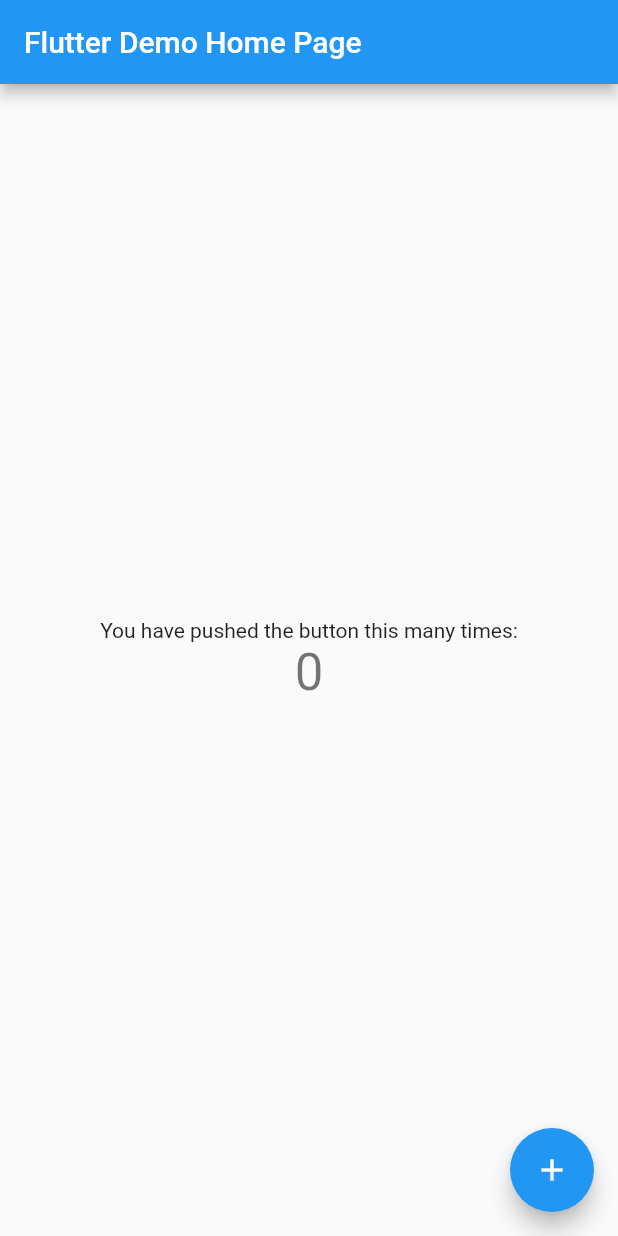
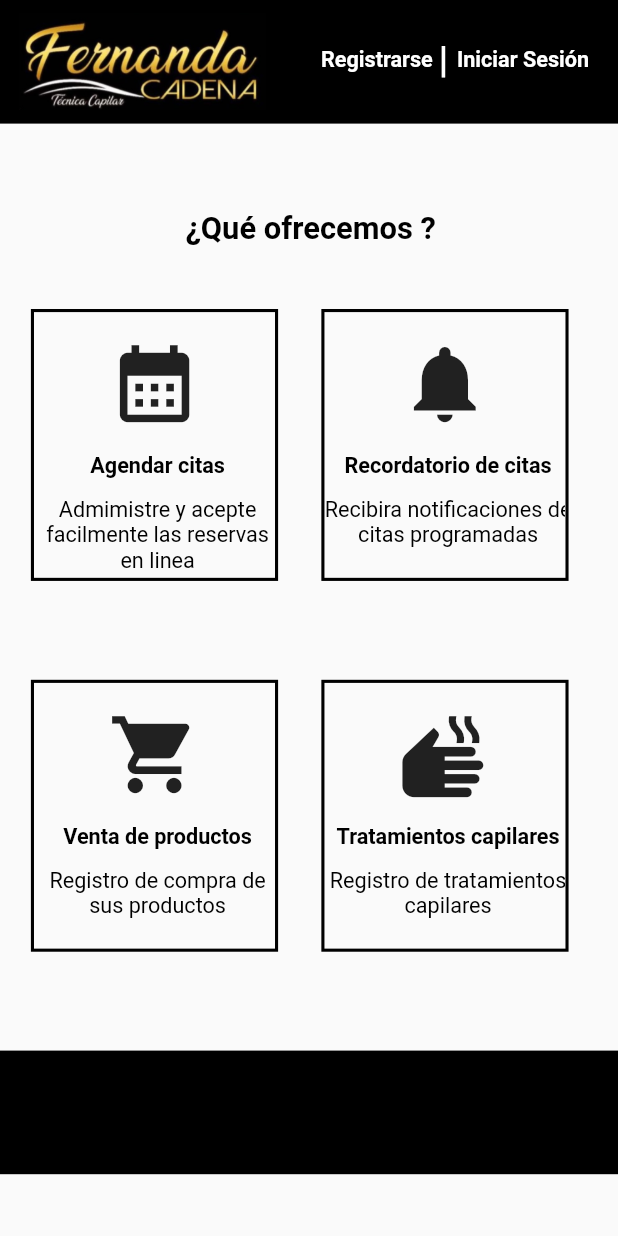
Before and after one commit to XxDextroxX/tesis_peluqueria, a Flutter app: the screen it shows after launch, on a phone screen of 412 x 824 dp. Run offline on Flutter 3.47's test engine with Material 2 defaults, Android fonts, the phone set to English and light mode, and no system bars.

Commit message:
primeras pantallas

```diff
--- a/lib/main.dart
+++ b/lib/main.dart
@@ -1,4 +1,7 @@
+import 'package:app_peluqueria/src/routes/constant_route.dart';
+import 'package:app_peluqueria/src/routes/routes.dart';
 import 'package:flutter/material.dart';
+import 'package:flutter/services.dart';
 
 void main() {
   runApp(const MyApp());
@@ -10,106 +13,17 @@
   // This widget is the root of your application.
   @override
   Widget build(BuildContext context) {
+    SystemChrome.setSystemUIOverlayStyle(const SystemUiOverlayStyle(
+        statusBarColor: Colors.black,
+        statusBarIconBrightness: Brightness.light));
     return MaterialApp(
       title: 'Flutter Demo',
+      debugShowCheckedModeBanner: false,
       theme: ThemeData(
-        // This is the theme of your application.
-        //
-        // Try running your application with "flutter run". You'll see the
-        // application has a blue toolbar. Then, without quitting the app, try
-        // changing the primarySwatch below to Colors.green and then invoke
-        // "hot reload" (press "r" in the console where you ran "flutter run",
-        // or simply save your changes to "hot reload" in a Flutter IDE).
-        // Notice that the counter didn't reset back to zero; the application
-        // is not restarted.
         primarySwatch: Colors.blue,
       ),
-      home: const MyHomePage(title: 'Flutter Demo Home Page'),
+      initialRoute: RouteNames.home.toString(),
+      routes: routes,
     );
   }
 }
-
-class MyHomePage extends StatefulWidget {
-  const MyHomePage({Key? key, required this.title}) : super(key: key);
-
-  // This widget is the home page of your application. It is stateful, meaning
-  // that it has a State object (defined below) that contains fields that affect
-  // how it looks.
-
-  // This class is the configuration for the state. It holds the values (in this
-  // case the title) provided by the parent (in this case the App widget) and
-  // used by the build method of the State. Fields in a Widget subclass are
-  // always marked "final".
-
-  final String title;
-
-  @override
-  State<MyHomePage> createState() => _MyHomePageState();
-}
-
-class _MyHomePageState extends State<MyHomePage> {
-  int _counter = 0;
-
-  void _incrementCounter() {
-    setState(() {
-      // This call to setState tells the Flutter framework that something has
-      // changed in this State, which causes it to rerun the build method below
-      // so that the display can reflect the updated values. If we changed
-      // _counter without calling setState(), then the build method would not be
-      // called again, and so nothing would appear to happen.
-      _counter++;
-    });
-  }
-
-  @override
-  Widget build(BuildContext context) {
-    // This method is rerun every time setState is called, for instance as done
-    // by the _incrementCounter method above.
-    //
-    // The Flutter framework has been optimized to make rerunning build methods
-    // fast, so that you can just rebuild anything that needs updating rather
-    // than having to individually change instances of widgets.
-    return Scaffold(
-      appBar: AppBar(
-        // Here we take the value from the MyHomePage object that was created by
-        // the App.build method, and use it to set our appbar title.
-        title: Text(widget.title),
-      ),
-      body: Center(
-        // Center is a layout widget. It takes a single child and positions it
-        // in the middle of the parent.
-        child: Column(
-          // Column is also a layout widget. It takes a list of children and
-          // arranges them vertically. By default, it sizes itself to fit its
-          // children horizontally, and tries to be as tall as its parent.
-          //
-          // Invoke "debug painting" (press "p" in the console, choose the
-          // "Toggle Debug Paint" action from the Flutter Inspector in Android
-          // Studio, or the "Toggle Debug Paint" command in Visual Studio Code)
-          // to see the wireframe for each widget.
-          //
-          // Column has various properties to control how it sizes itself and
-          // how it positions its children. Here we use mainAxisAlignment to
-          // center the children vertically; the main axis here is the vertical
-          // axis because Columns are vertical (the cross axis would be
-          // horizontal).
-          mainAxisAlignment: MainAxisAlignment.center,
-          children: <Widget>[
-            const Text(
-              'You have pushed the button this many times:',
-            ),
-            Text(
-              '$_counter',
-              style: Theme.of(context).textTheme.headline4,
-            ),
-          ],
-        ),
-      ),
-      floatingActionButton: FloatingActionButton(
-        onPressed: _incrementCounter,
-        tooltip: 'Increment',
-        child: const Icon(Icons.add),
-      ), // This trailing comma makes auto-formatting nicer for build methods.
-    );
-  }
-}
--- /dev/null
+++ b/lib/src/pages/home_page.dart
@@ -0,0 +1,192 @@
+import 'package:flutter/material.dart';
+
+class HomePage extends StatelessWidget {
+  const HomePage({Key? key}) : super(key: key);
+
+  @override
+  Widget build(BuildContext context) {
+    return SafeArea(child: Scaffold(body: _BodyHomePage()));
+  }
+}
+
+class _BodyHomePage extends StatelessWidget {
+  const _BodyHomePage({Key? key}) : super(key: key);
+
+  @override
+  Widget build(BuildContext context) {
+    final size = MediaQuery.of(context).size;
+    return Container(
+      height: size.height * 1,
+      width: size.width * 1,
+      child: Stack(
+        children: [
+          Positioned(top: size.height * 0, child: _header(size)),
+          Positioned(top: size.height * 0.1, child: _body(size)),
+          Positioned(top: size.height * 0.85, child: _footer(size)),
+        ],
+      ),
+    );
+  }
+
+  Widget _header(Size size) {
+    return Container(
+      height: size.height * 0.1,
+      width: size.width * 1,
+      color: Colors.black,
+      child: Stack(
+        children: [
+          Positioned(
+              left: size.width * 0.03,
+              top: size.height * 0,
+              child: Container(
+                height: size.height * 0.1,
+                width: size.width * 0.4,
+                child: const Image(
+                  image: AssetImage('assets/img/logo.jpeg'),
+                  fit: BoxFit.contain,
+                ),
+              )),
+          Positioned(
+              left: size.width * 0.5,
+              top: size.height * 0.02,
+              child: TextButton(
+                onPressed: () {},
+                child: Text(
+                  'Registrarse',
+                  style: TextStyle(
+                      fontSize: size.width * 0.035,
+                      fontWeight: FontWeight.bold,
+                      color: Colors.white),
+                ),
+              )),
+          Positioned(
+              left: size.width * 0.71,
+              top: size.height * 0.03,
+              child: Text('|',
+                  style: TextStyle(
+                      fontSize: size.width * 0.06,
+                      fontWeight: FontWeight.bold,
+                      color: Colors.white))),
+          Positioned(
+              left: size.width * 0.72,
+              top: size.height * 0.02,
+              child: TextButton(
+                onPressed: () {},
+                child: Text(
+                  'Iniciar Sesión',
+                  style: TextStyle(
+                      fontSize: size.width * 0.035,
+                      fontWeight: FontWeight.bold,
+                      color: Colors.white),
+                ),
+              )),
+        ],
+      ),
+    );
+  }
+
+  Widget _body(Size size) {
+    return Container(
+      height: size.height * 0.75,
+      width: size.width * 1,
+      child: Stack(
+        children: [
+          Positioned(
+              top: size.height * 0.07,
+              left: size.width * 0.3,
+              child: Text(
+                '¿Qué ofrecemos ?',
+                style: TextStyle(
+                    color: Colors.black,
+                    fontSize: size.width * 0.05,
+                    fontWeight: FontWeight.bold),
+              )),
+          Positioned(
+              top: size.height * 0.15,
+              left: size.width * 0.05,
+              child: _information(size, Icons.calendar_month, 'Agendar citas',
+                  'Admimistre y acepte facilmente las reservas en linea')),
+          Positioned(
+              top: size.height * 0.15,
+              left: size.width * 0.52,
+              child: _information(
+                  size,
+                  Icons.notifications,
+                  'Recordatorio de citas',
+                  'Recibira notificaciones de citas programadas')),
+          Positioned(
+              top: size.height * 0.45,
+              left: size.width * 0.05,
+              child: _information(size, Icons.shopping_cart,
+                  'Venta de productos', 'Registro de compra de sus productos')),
+          Positioned(
+              top: size.height * 0.45,
+              left: size.width * 0.52,
+              child: _information(size, Icons.dry, 'Tratamientos capilares',
+                  'Registro de tratamientos capilares')),
+        ],
+      ),
+    );
+  }
+
+  Widget _information(
+      Size size, IconData icon, String text, String description) {
+    return Container(
+      height: size.height * 0.22,
+      width: size.width * 0.4,
+      decoration: BoxDecoration(
+        border: Border.all(color: Colors.black, width: size.width * 0.005),
+      ),
+      child: Stack(
+        children: [
+          Positioned(
+              top: size.height * 0.02,
+              left: size.width * 0.12,
+              child: Icon(
+                icon,
+                size: size.width * 0.15,
+              )),
+          Positioned(
+              top: size.height * 0.11,
+              left: size.width * 0,
+              child: Container(
+                height: size.height * 0.03,
+                width: size.width * 0.4,
+                child: Center(
+                  child: Text(
+                    text,
+                    style: TextStyle(
+                        color: Colors.black,
+                        fontSize: size.width * 0.035,
+                        fontWeight: FontWeight.bold),
+                  ),
+                ),
+              )),
+          Positioned(
+              top: size.height * 0.15,
+              left: size.width * 0,
+              child: Container(
+                height: size.height * 0.07,
+                width: size.width * 0.4,
+                child: Text(
+                  description,
+                  textAlign: TextAlign.center,
+                  style: TextStyle(
+                    color: Colors.black,
+                    fontSize: size.width * 0.035,
+                  ),
+                ),
+              )),
+        ],
+      ),
+    );
+  }
+
+  Widget _footer(Size size) {
+    return Container(
+      height: size.height * 0.1,
+      width: size.width * 1,
+      color: Colors.black,
+    );
+  }
+}
--- /dev/null
+++ b/lib/src/routes/constant_route.dart
@@ -0,0 +1,4 @@
+enum RouteNames {
+  home,
+  login,
+}
--- /dev/null
+++ b/lib/src/routes/routes.dart
@@ -0,0 +1,8 @@
+import 'package:app_peluqueria/src/routes/constant_route.dart';
+import 'package:flutter/material.dart';
+
+import '../pages/home_page.dart';
+
+Map<String, Widget Function(BuildContext)> routes = {
+  RouteNames.home.toString(): (_) => HomePage(),
+};
--- a/pubspec.yaml
+++ b/pubspec.yaml
@@ -58,8 +58,8 @@
   uses-material-design: true
 
   # To add assets to your application, add an assets section, like this:
-  # assets:
-  #   - images/a_dot_burr.jpeg
+  assets:
+    - assets/img/
   #   - images/a_dot_ham.jpeg
 
   # An image asset can refer to one or more resolution-specific "variants", see
```
Also changed, not shown: assets/img/logo.jpeg (added).
